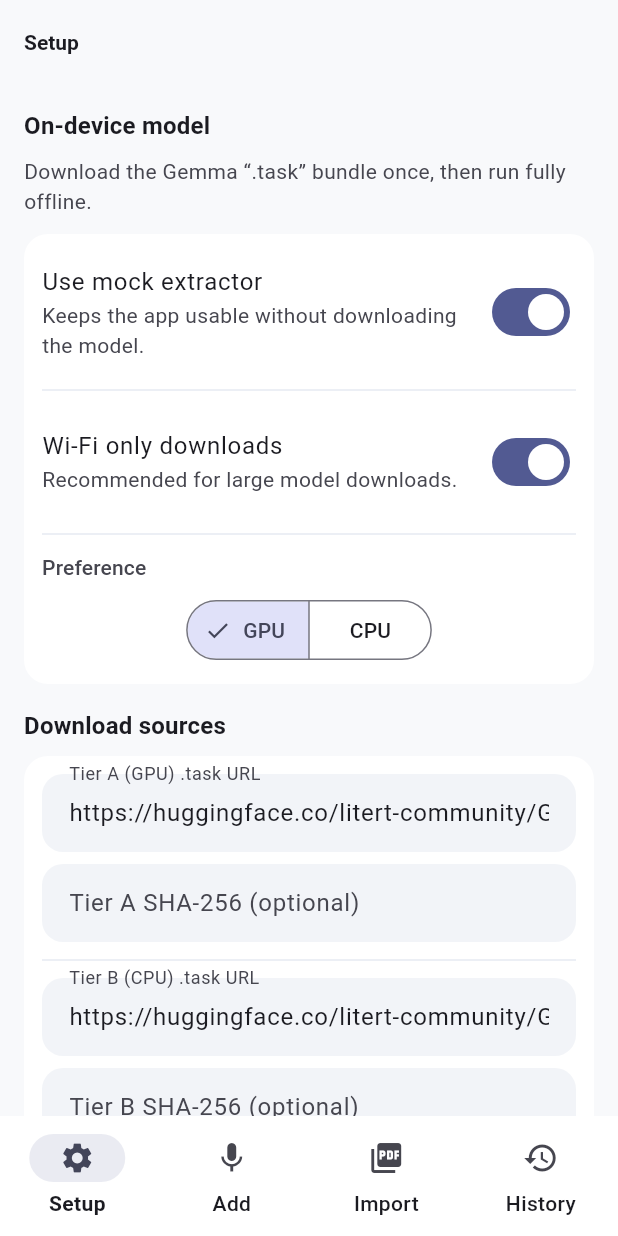
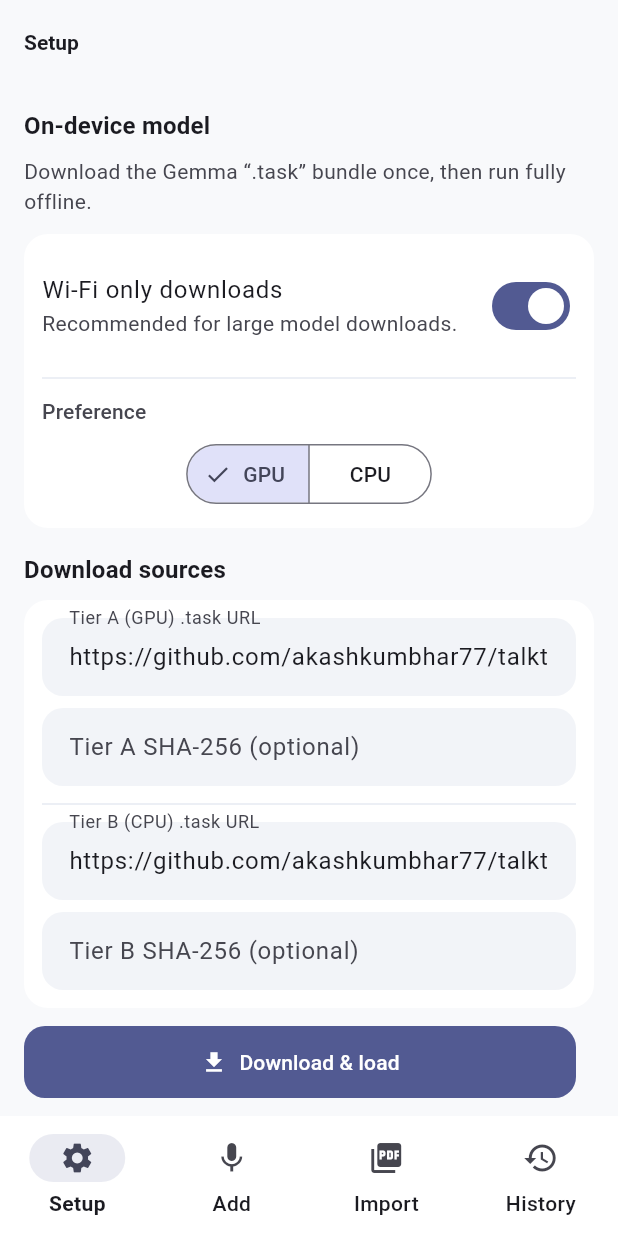
Before and after one commit to akashkumbhar77/talktofinance, a Flutter app: the screen it shows after launch, on a phone screen of 412 x 824 dp. Run offline on Flutter 3.47's test engine with Material 3 defaults, Android fonts, the phone set to English and light mode, and no system bars; our stand-ins replace connectivity_plus, equatable, file_picker, flutter_bloc, shared_preferences, speech_to_text and 1 more; missing offline and left inert: flutter_gemma, google_mlkit_text_recognition, pdfrx; accounts and stored records are empty.

Commit message:
Remove mock extractor functionality and simplify setup
Co-authored-by: akashkumbhar77 <akashkumbhar77@gmail.com>

```diff
--- a/flutter_mvp/lib/features/add_expense/add_expense_state.dart
+++ b/flutter_mvp/lib/features/add_expense/add_expense_state.dart
@@ -2,7 +2,6 @@ import 'package:equatable/equatable.dart';
 
 class AddExpenseState extends Equatable {
   final bool prefsLoaded;
-  final bool useMockExtractor;
 
   final String text;
   final bool isListening;
@@ -14,7 +13,6 @@ class AddExpenseState extends Equatable {
 
   const AddExpenseState({
     required this.prefsLoaded,
-    required this.useMockExtractor,
     required this.text,
     required this.isListening,
     required this.busy,
@@ -25,7 +23,6 @@ class AddExpenseState extends Equatable {
 
   factory AddExpenseState.initial() => const AddExpenseState(
         prefsLoaded: false,
-        useMockExtractor: true,
         text: '',
         isListening: false,
         busy: false,
@@ -36,7 +33,6 @@ class AddExpenseState extends Equatable {
 
   AddExpenseState copyWith({
     bool? prefsLoaded,
-    bool? useMockExtractor,
     String? text,
     bool? isListening,
     bool? busy,
@@ -46,7 +42,6 @@ class AddExpenseState extends Equatable {
   }) {
     return AddExpenseState(
       prefsLoaded: prefsLoaded ?? this.prefsLoaded,
-      useMockExtractor: useMockExtractor ?? this.useMockExtractor,
       text: text ?? this.text,
       isListening: isListening ?? this.isListening,
       busy: busy ?? this.busy,
@@ -59,7 +54,6 @@ class AddExpenseState extends Equatable {
   @override
   List<Object?> get props => [
         prefsLoaded,
-        useMockExtractor,
         text,
         isListening,
         busy,
--- a/flutter_mvp/lib/features/import_pdf/import_pdf_state.dart
+++ b/flutter_mvp/lib/features/import_pdf/import_pdf_state.dart
@@ -2,7 +2,6 @@ import 'package:equatable/equatable.dart';
 
 class ImportPdfState extends Equatable {
   final bool prefsLoaded;
-  final bool useMockExtractor;
 
   final String? pdfPath;
   final String statementText;
@@ -18,7 +17,6 @@ class ImportPdfState extends Equatable {
 
   const ImportPdfState({
     required this.prefsLoaded,
-    required this.useMockExtractor,
     required this.pdfPath,
     required this.statementText,
     required this.status,
@@ -32,7 +30,6 @@ class ImportPdfState extends Equatable {
 
   factory ImportPdfState.initial() => const ImportPdfState(
         prefsLoaded: false,
-        useMockExtractor: true,
         pdfPath: null,
         statementText: '',
         status: 'Pick a PDF statement to extract transactions locally.',
@@ -46,7 +43,6 @@ class ImportPdfState extends Equatable {
 
   ImportPdfState copyWith({
     bool? prefsLoaded,
-    bool? useMockExtractor,
     String? pdfPath,
     String? statementText,
     String? status,
@@ -60,7 +56,6 @@ class ImportPdfState extends Equatable {
   }) {
     return ImportPdfState(
       prefsLoaded: prefsLoaded ?? this.prefsLoaded,
-      useMockExtractor: useMockExtractor ?? this.useMockExtractor,
       pdfPath: clearPdfPath ? null : (pdfPath ?? this.pdfPath),
       statementText: statementText ?? this.statementText,
       status: status ?? this.status,
@@ -76,7 +71,6 @@ class ImportPdfState extends Equatable {
   @override
   List<Object?> get props => [
         prefsLoaded,
-        useMockExtractor,
         pdfPath,
         statementText,
         status,
--- a/flutter_mvp/lib/features/setup/setup_state.dart
+++ b/flutter_mvp/lib/features/setup/setup_state.dart
@@ -8,7 +8,6 @@ class SetupState extends Equatable {
   final String cpuUrl;
   final String cpuSha256;
 
-  final bool useMockExtractor;
   final bool wifiOnlyDownloads;
   final String selectedTier; // 'gpu' | 'cpu'
 
@@ -22,7 +21,6 @@ class SetupState extends Equatable {
     required this.gpuSha256,
     required this.cpuUrl,
     required this.cpuSha256,
-    required this.useMockExtractor,
     required this.wifiOnlyDownloads,
     required this.selectedTier,
     required this.status,
@@ -36,7 +34,6 @@ class SetupState extends Equatable {
         gpuSha256: '',
         cpuUrl: '',
         cpuSha256: '',
-        useMockExtractor: true,
         wifiOnlyDownloads: true,
         selectedTier: 'gpu',
         status: 'Not loaded.',
@@ -50,7 +47,6 @@ class SetupState extends Equatable {
     String? gpuSha256,
     String? cpuUrl,
     String? cpuSha256,
-    bool? useMockExtractor,
     bool? wifiOnlyDownloads,
     String? selectedTier,
     String? status,
@@ -63,7 +59,6 @@ class SetupState extends Equatable {
       gpuSha256: gpuSha256 ?? this.gpuSha256,
       cpuUrl: cpuUrl ?? this.cpuUrl,
       cpuSha256: cpuSha256 ?? this.cpuSha256,
-      useMockExtractor: useMockExtractor ?? this.useMockExtractor,
       wifiOnlyDownloads: wifiOnlyDownloads ?? this.wifiOnlyDownloads,
       selectedTier: selectedTier ?? this.selectedTier,
       status: status ?? this.status,
@@ -79,7 +74,6 @@ class SetupState extends Equatable {
         gpuSha256,
         cpuUrl,
         cpuSha256,
-        useMockExtractor,
         wifiOnlyDownloads,
         selectedTier,
         status,
--- a/flutter_mvp/lib/services/settings_repo.dart
+++ b/flutter_mvp/lib/services/settings_repo.dart
@@ -6,13 +6,16 @@ class SettingsRepo {
   static const _kTierCpuUrl = 'gemma_tier_cpu_url';
   static const _kTierCpuSha = 'gemma_tier_cpu_sha256';
   static const _kSelectedTier = 'gemma_selected_tier'; // "gpu" | "cpu"
-  static const _kUseMock = 'use_mock_extractor'; // kept for compatibility; now means "use mock instead of Gemma"
   static const _kWifiOnly = 'wifi_only_downloads';
+
+  static const _defaultGpuUrl =
+      'https://github.com/akashkumbhar77/talktofinance/releases/download/Gemma3ModelBundle/Gemma3-1B-IT_multi-prefill-seq_q4_ekv2048.task';
+  static const _defaultCpuUrl =
+      'https://github.com/akashkumbhar77/talktofinance/releases/download/Gemma3ModelBundle/Gemma3-1B-IT_multi-prefill-seq_q8_ekv2048.task';
 
   Future<String> getTierGpuUrl() async {
     final p = await SharedPreferences.getInstance();
-    return p.getString(_kTierGpuUrl) ??
-        'https://huggingface.co/litert-community/Gemma3-1B-IT/resolve/main/Gemma3-1B-IT_multi-prefill-seq_q4_ekv2048.task';
+    return p.getString(_kTierGpuUrl) ?? _defaultGpuUrl;
   }
 
   Future<String?> getTierGpuSha256() async {
@@ -22,8 +25,7 @@ class SettingsRepo {
 
   Future<String> getTierCpuUrl() async {
     final p = await SharedPreferences.getInstance();
-    return p.getString(_kTierCpuUrl) ??
-        'https://huggingface.co/litert-community/Gemma3-1B-IT/resolve/main/Gemma3-1B-IT_multi-prefill-seq_q4_ekv2048.task';
+    return p.getString(_kTierCpuUrl) ?? _defaultCpuUrl;
   }
 
   Future<String?> getTierCpuSha256() async {
@@ -79,13 +81,5 @@ class SettingsRepo {
     await p.setBool(_kWifiOnly, v);
   }
 
-  Future<bool> getUseMockExtractor() async {
-    final p = await SharedPreferences.getInstance();
-    return p.getBool(_kUseMock) ?? true;
-  }
-
-  Future<void> setUseMockExtractor(bool v) async {
-    final p = await SharedPreferences.getInstance();
-    await p.setBool(_kUseMock, v);
-  }
+  // NOTE: mock extractor has been removed. The app always uses the on-device model.
 }
--- a/flutter_mvp/lib/ui/app.dart
+++ b/flutter_mvp/lib/ui/app.dart
@@ -37,7 +37,6 @@ class _Home extends StatefulWidget {
 class _HomeState extends State<_Home> {
   int _index = 0;
 
-  final SettingsRepo _settings = SettingsRepo();
   final TransactionsRepository _transactions = TransactionsRepository();
   final GemmaRuntime _runtime = GemmaRuntime.instance;
   final PdfOcrService _pdfOcr = PdfOcrService();
@@ -46,21 +45,19 @@ class _HomeState extends State<_Home> {
   Widget build(BuildContext context) {
     return MultiRepositoryProvider(
       providers: [
-        RepositoryProvider.value(value: _settings),
         RepositoryProvider.value(value: _transactions),
         RepositoryProvider.value(value: _runtime),
         RepositoryProvider.value(value: _pdfOcr),
       ],
       child: MultiBlocProvider(
         providers: [
-          BlocProvider(create: (ctx) => SetupCubit(settings: _settings, runtime: _runtime)..init()),
+          BlocProvider(create: (ctx) => SetupCubit(settings: SettingsRepo(), runtime: _runtime)..init()),
           BlocProvider(
-            create: (ctx) => AddExpenseCubit(settings: _settings, runtime: _runtime, transactions: _transactions)..init(),
+            create: (ctx) => AddExpenseCubit(runtime: _runtime, transactions: _transactions)..init(),
           ),
           BlocProvider(
             create: (ctx) =>
-                ImportPdfCubit(settings: _settings, runtime: _runtime, pdfOcr: _pdfOcr, transactions: _transactions)
-                  ..init(),
+                ImportPdfCubit(runtime: _runtime, pdfOcr: _pdfOcr, transactions: _transactions)..init(),
           ),
           BlocProvider(create: (ctx) => HistoryCubit(transactions: _transactions)..load()),
         ],
--- a/flutter_mvp/lib/ui/screens/setup_screen.dart
+++ b/flutter_mvp/lib/ui/screens/setup_screen.dart
@@ -73,14 +73,6 @@ class _SetupScreenState extends State<SetupScreen> {
                     children: [
                       SwitchListTile(
                         contentPadding: EdgeInsets.zero,
-                        value: state.useMockExtractor,
-                        onChanged: cubit.setUseMockExtractor,
-                        title: const Text('Use mock extractor'),
-                        subtitle: const Text('Keeps the app usable without downloading the model.'),
-                      ),
-                      const Divider(),
-                      SwitchListTile(
-                        contentPadding: EdgeInsets.zero,
                         value: state.wifiOnlyDownloads,
                         onChanged: cubit.setWifiOnlyDownloads,
                         title: const Text('Wi‑Fi only downloads'),
@@ -151,8 +143,8 @@ class _SetupScreenState extends State<SetupScreen> {
                   Expanded(
                     child: FilledButton.icon(
                       onPressed: state.isDownloading ? null : cubit.downloadAndLoad,
-                      icon: Icon(state.useMockExtractor ? Icons.save : Icons.download),
-                      label: Text(state.useMockExtractor ? 'Save settings' : 'Download & load'),
+                      icon: const Icon(Icons.download),
+                      label: const Text('Download & load'),
                     ),
                   ),
                   const SizedBox(width: 12),
```
Also changed, not shown: flutter_mvp/lib/features/add_expense/add_expense_cubit.dart (+7 -42 lines), flutter_mvp/lib/features/import_pdf/import_pdf_cubit.dart (+6 -46 lines), flutter_mvp/lib/features/setup/setup_cubit.dart (+0 -12 lines), flutter_mvp/lib/ui/screens/import_pdf_screen.dart (+0 -8 lines), flutter_mvp/lib/ui/screens/voice_add_screen.dart (+0 -8 lines), 5 other files.
